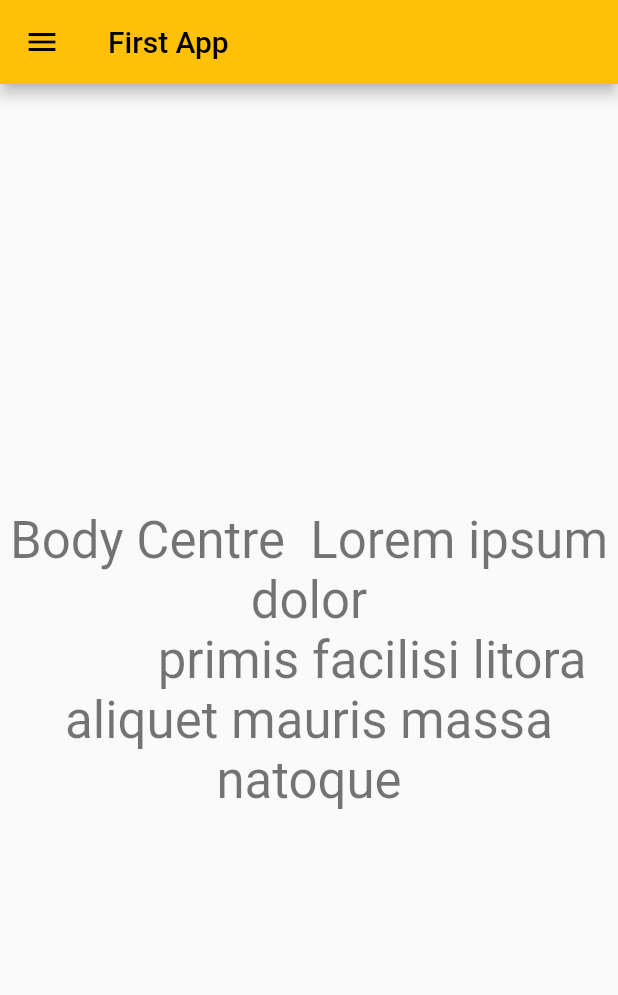
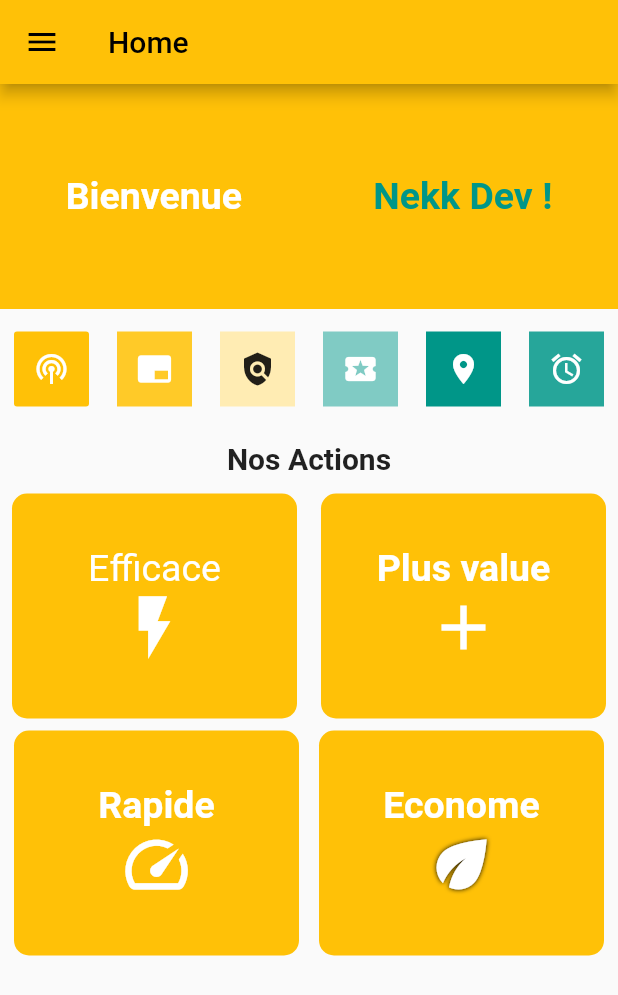
Before and after one commit to Diokou-Tech/demo-first-flutter, a Flutter app: the screen it shows after launch, in the side drawer, after a tap on "Home", on a phone screen of 412 x 824 dp. Shown: the top 995 px of the screen. Run offline on Flutter 3.47's test engine with Material 2 defaults, Android fonts, the phone set to English and light mode, and no system bars; our stand-ins replace google_fonts; Roboto replaces fonts that are missing (Georgia, Times New Roman, Ubuntu).

Commit message:
update home page segment sections pages and add http package

```diff
--- a/lib/main.dart
+++ b/lib/main.dart
@@ -1,7 +1,9 @@
 import 'package:flutter/material.dart';
 import 'package:todo_app/ui/pages/about.page.dart';
 import 'package:todo_app/ui/pages/counter.page.dart';
+import 'package:todo_app/ui/pages/github.page.dart';
 import 'package:todo_app/ui/pages/home.page.dart';
+import 'package:todo_app/ui/pages/meteo.page.dart';
 import 'package:todo_app/ui/pages/todo.page.dart';
 
 void main() => runApp(MyApp());
@@ -17,6 +19,8 @@ class MyApp extends StatelessWidget {
           "/about": (context) => AboutPage(),
           "/todo": (context) => TodoPage(),
           "/counter": (context) => CounterPage(),
+          "/meteo": (context) => MeteoPage(),
+          "/github": (context) => GithubPage(),
         },
         theme: ThemeData(
             primarySwatch: Colors.amber, primaryColor: Colors.deepOrange),
--- /dev/null
+++ b/lib/ui/layouts/ActionsSection.dart
@@ -0,0 +1,129 @@
+import 'package:flutter/material.dart';
+import 'package:google_fonts/google_fonts.dart';
+
+class ActionSection extends StatelessWidget {
+  ActionSection({super.key});
+
+  @override
+  Widget build(BuildContext context) {
+    return Column(
+      children: [
+        Padding(
+          padding: const EdgeInsets.all(8.0),
+          child: Text(
+            "Nos Actions",
+            style: TextStyle(
+              fontFamily: "Georgia",
+              fontSize: 20,
+              fontWeight: FontWeight.bold,
+            ),
+            textAlign: TextAlign.left,
+          ),
+        ),
+        Row(
+          mainAxisAlignment: MainAxisAlignment.spaceAround,
+          children: [
+            Container(
+              height: 150,
+              margin: EdgeInsets.all(4),
+              width: 190,
+              decoration: BoxDecoration(
+                  color: Colors.amber, borderRadius: BorderRadius.circular(10)),
+              child: Column(
+                mainAxisAlignment: MainAxisAlignment.center,
+                children: [
+                  Text(
+                    "Efficace",
+                    style: GoogleFonts.ubuntu(
+                        textStyle:
+                            TextStyle(fontSize: 25, color: Colors.white)),
+                  ),
+                  Icon(
+                    Icons.flash_on_sharp,
+                    size: 50,
+                    color: Colors.white,
+                  )
+                ],
+              ),
+            ),
+            Container(
+                margin: EdgeInsets.all(4),
+                height: 150,
+                decoration: BoxDecoration(
+                    color: Colors.amber,
+                    borderRadius: BorderRadius.circular(10)),
+                width: 190,
+                child: Column(
+                  mainAxisAlignment: MainAxisAlignment.center,
+                  children: [
+                    Text("Plus value",
+                        style: GoogleFonts.ubuntu(
+                            textStyle: TextStyle(
+                                fontSize: 25,
+                                color: Colors.white,
+                                fontWeight: FontWeight.bold))),
+                    Icon(
+                      Icons.add,
+                      color: Colors.white,
+                      size: 50,
+                    )
+                  ],
+                )),
+          ],
+        ),
+        Row(
+          mainAxisAlignment: MainAxisAlignment.spaceEvenly,
+          children: [
+            Container(
+              height: 150,
+              margin: EdgeInsets.all(4),
+              decoration: BoxDecoration(
+                  color: Colors.amber, borderRadius: BorderRadius.circular(10)),
+              width: 190,
+              child: Column(
+                mainAxisAlignment: MainAxisAlignment.center,
+                children: [
+                  Text("Rapide",
+                      style: GoogleFonts.ubuntu(
+                          color: Colors.white,
+                          textStyle: TextStyle(
+                              fontSize: 25, fontWeight: FontWeight.bold))),
+                  Icon(
+                    Icons.speed,
+                    color: Colors.white,
+                    size: 50,
+                  )
+                ],
+              ),
+            ),
+            Container(
+                margin: EdgeInsets.all(4),
+                height: 150,
+                decoration: BoxDecoration(
+                    color: Colors.amber,
+                    borderRadius: BorderRadius.circular(10)),
+                width: 190,
+                child: Center(
+                  child: Column(
+                    mainAxisAlignment: MainAxisAlignment.center,
+                    children: [
+                      Text("Econome",
+                          style: GoogleFonts.ubuntu(
+                              color: Colors.white,
+                              textStyle: TextStyle(
+                                  fontSize: 25, fontWeight: FontWeight.bold))),
+                      Icon(
+                        Icons.eco,
+                        size: 50,
+                        color: Colors.white,
+                        shadows: [Shadow(blurRadius: 3.4)],
+                      )
+                    ],
+                  ),
+                )),
+          ],
+        )
+      ],
+    );
+  }
+}
--- /dev/null
+++ b/lib/ui/layouts/BarheaderSection.dart
@@ -0,0 +1,71 @@
+import 'package:flutter/material.dart';
+
+class BarHeaaderSection extends StatelessWidget {
+  BarHeaaderSection({super.key});
+
+  @override
+  Widget build(BuildContext context) {
+    return SizedBox(
+      width: double.infinity,
+      height: 80,
+      child: Row(mainAxisAlignment: MainAxisAlignment.spaceAround, children: [
+        Container(
+          height: 50,
+          width: 50,
+          decoration: BoxDecoration(
+            borderRadius: BorderRadius.all(Radius.circular(2)),
+            color: Colors.amber.shade500,
+          ),
+          child: Icon(
+            Icons.podcasts,
+            color: Colors.white,
+          ),
+        ),
+        Container(
+          height: 50,
+          width: 50,
+          color: Colors.amber.shade400,
+          child: Icon(
+            Icons.branding_watermark,
+            color: Colors.white,
+          ),
+        ),
+        Container(
+          height: 50,
+          width: 50,
+          color: Colors.amber.shade100,
+          child: Icon(
+            Icons.policy_sharp,
+          ),
+        ),
+        Container(
+          height: 50,
+          width: 50,
+          color: Colors.teal.shade200,
+          child: Icon(
+            Icons.local_activity,
+            color: Colors.white,
+          ),
+        ),
+        Container(
+          height: 50,
+          width: 50,
+          color: Colors.teal,
+          child: Icon(
+            Icons.place,
+            color: Colors.white,
+          ),
+        ),
+        Container(
+          height: 50,
+          width: 50,
+          color: Colors.teal.shade400,
+          child: Icon(
+            Icons.access_alarm,
+            color: Colors.white,
+          ),
+        ),
+      ]),
+    );
+  }
+}
--- /dev/null
+++ b/lib/ui/layouts/headerSection.dart
@@ -0,0 +1,40 @@
+import 'package:flutter/material.dart';
+
+class HeaderSection extends StatelessWidget {
+  HeaderSection({super.key});
+  @override
+  Widget build(BuildContext context) {
+    return Center(
+      child: SizedBox(
+        child: Container(
+          height: 150,
+          width: double.infinity,
+          color: Colors.amber,
+          alignment: Alignment.center,
+          child: Row(
+            mainAxisAlignment: MainAxisAlignment.spaceAround,
+            children: [
+              Text(
+                "Bienvenue",
+                style: TextStyle(
+                  fontFamily: "Times New Roman",
+                  fontSize: 25,
+                  color: Colors.white,
+                  fontWeight: FontWeight.bold,
+                ),
+              ),
+              Text(
+                "Nekk Dev !",
+                style: TextStyle(
+                    fontFamily: "cambria",
+                    fontSize: 25,
+                    color: Colors.teal,
+                    fontWeight: FontWeight.bold),
+              )
+            ],
+          ),
+        ),
+      ),
+    );
+  }
+}
--- a/lib/ui/pages/home.page.dart
+++ b/lib/ui/pages/home.page.dart
@@ -1,4 +1,7 @@
 import 'package:flutter/material.dart';
+import 'package:todo_app/ui/layouts/ActionsSection.dart';
+import 'package:todo_app/ui/layouts/BarheaderSection.dart';
+import 'package:todo_app/ui/layouts/headerSection.dart';
 import 'package:todo_app/ui/widgets/drawer.widget.dart';
 
 class HomePage extends StatelessWidget {
@@ -6,16 +9,17 @@ class HomePage extends StatelessWidget {
   Widget build(BuildContext context) {
     return Scaffold(
       drawer: MyDrawer(),
-      appBar: AppBar(title: Text("First App"), backgroundColor: Colors.amber),
-      body: Center(
-          child: Text(
-        """Body Centre  Lorem ipsum dolor
-          primis facilisi litora aliquet mauris massa natoque """,
-        // style: TextStyle(fontSize: 28, color: Colors.black),
-        style: Theme.of(context).textTheme.headlineMedium,
-        textAlign: TextAlign.center,
-        selectionColor: Colors.amber,
-      )),
+      appBar: AppBar(title: Text("Home"), backgroundColor: Colors.amber),
+      body: Column(
+        children: [
+          // header section
+          HeaderSection(),
+          // header bars section buttons minis
+          BarHeaaderSection(),
+          // section action
+          ActionSection()
+        ],
+      ),
     );
   }
 }
--- a/lib/ui/pages/todo.page.dart
+++ b/lib/ui/pages/todo.page.dart
@@ -8,7 +8,7 @@ class TodoPage extends StatelessWidget {
     return Scaffold(
       appBar: AppBar(
         title: Text(
-          "Todo Page",
+          "Todo",
         ),
         backgroundColor: Colors.amber,
       ),
--- a/lib/ui/widgets/drawer.widget.dart
+++ b/lib/ui/widgets/drawer.widget.dart
@@ -1,5 +1,7 @@
 import 'package:flutter/material.dart';
-import 'package:todo_app/ui/widgets/customDivider.widget.dart';
+import 'package:todo_app/config/global.params.dart';
+
+import 'customDivider.widget.dart';
 
 class MyDrawer extends StatelessWidget {
   const MyDrawer({super.key});
@@ -7,8 +9,7 @@ class MyDrawer extends StatelessWidget {
   @override
   Widget build(BuildContext context) {
     return Drawer(
-      child: ListView(
-        children: [
+        child: ListView(children: [
       DrawerHeader(
           decoration: BoxDecoration(color: Colors.amberAccent),
           child: Center(
@@ -17,84 +18,27 @@ class MyDrawer extends StatelessWidget {
               backgroundImage: AssetImage("images/profil.jpg"),
             ),
           )),
+      ...(GlobalParams.menus).map((item) {
+        return Column(
+          children: [
             ListTile(
                 title: Text(
-              "Home",
+                  "${item['title']}",
                   style: TextStyle(fontSize: 18, fontFamily: "cambria"),
                 ),
-            leading: Icon(
-              Icons.home,
-              color: Colors.amber,
-            ),
+                leading: item["icon"],
                 trailing: Icon(
                   Icons.arrow_right,
                   color: Colors.black26,
                 ),
-            onTap: () =>
-                {print("tap on home"), Navigator.pushNamed(context, "/home")},
-          ),
-          CustomDivider(),
-          ListTile(
-            title: Text(
-              "About",
-              style: TextStyle(fontSize: 18, fontFamily: "cambria"),
-            ),
-            leading: Icon(
-              Icons.question_mark,
-              color: Colors.amber,
-            ),
-            trailing: Icon(
-              Icons.arrow_right,
-              color: Colors.black26,
-            ),
-            onTap: () => {
-              print("tap on about"),
-              Navigator.pop(context),
-              Navigator.pushNamed(context, "/about")
-            },
-          ),
-          CustomDivider(),
-          ListTile(
-            title: Text(
-              "Todo",
-              style: TextStyle(fontSize: 18, fontFamily: "cambria"),
-            ),
-            leading: Icon(
-              Icons.app_settings_alt,
-              color: Colors.amber,
-            ),
-            trailing: Icon(
-              Icons.arrow_right,
-              color: Colors.black26,
-            ),
-            onTap: () => {
-              print("tap on todo"),
-              Navigator.pop(context),
-              Navigator.pushNamed(context, "/todo")
-            },
-          ),
-          CustomDivider(),
-          ListTile(
-            title: Text(
-              "counter",
-              style: TextStyle(fontSize: 18, fontFamily: "cambria"),
-            ),
-            leading: Icon(
-              Icons.countertops,
-              color: Colors.amber,
-            ),
-            trailing: Icon(
-              Icons.arrow_right,
-              color: Colors.black26,
-            ),
-            onTap: () => {
-              print("tap on counter"),
-              Navigator.pop(context),
-              Navigator.pushNamed(context, "/counter")
-            },
-          )
+                onTap: () {
+                  Navigator.pop(context);
+                  Navigator.pushNamed(context, "${item['route']}");
+                }),
+            CustomDivider()
           ],
-      ),
         );
+      }),
+    ]));
   }
 }
--- a/pubspec.yaml
+++ b/pubspec.yaml
@@ -28,6 +28,7 @@ environment:
 # the latest version available on pub.dev. To see which dependencies have newer
 # versions available, run `flutter pub outdated`.
 dependencies:
+  http:
   flutter:
     sdk: flutter
 
@@ -36,6 +37,7 @@ dependencies:
   # The following adds the Cupertino Icons font to your application.
   # Use with the CupertinoIcons class for iOS style icons.
   cupertino_icons: ^1.0.2
+  google_fonts: ^5.0.0
 
 dev_dependencies:
   flutter_test:
```
Also changed, not shown: lib/config/global.params.dart (added, +54 -0 lines), lib/ui/pages/about.page.dart (+33 -6 lines), lib/ui/pages/counter.page.dart (+21 -2 lines), lib/ui/pages/github.page.dart (added, +96 -0 lines), lib/ui/pages/meteo.page.dart (added, +17 -0 lines), pubspec.lock, 1 other file. Lines whose indentation alone changed are shown as unchanged.
